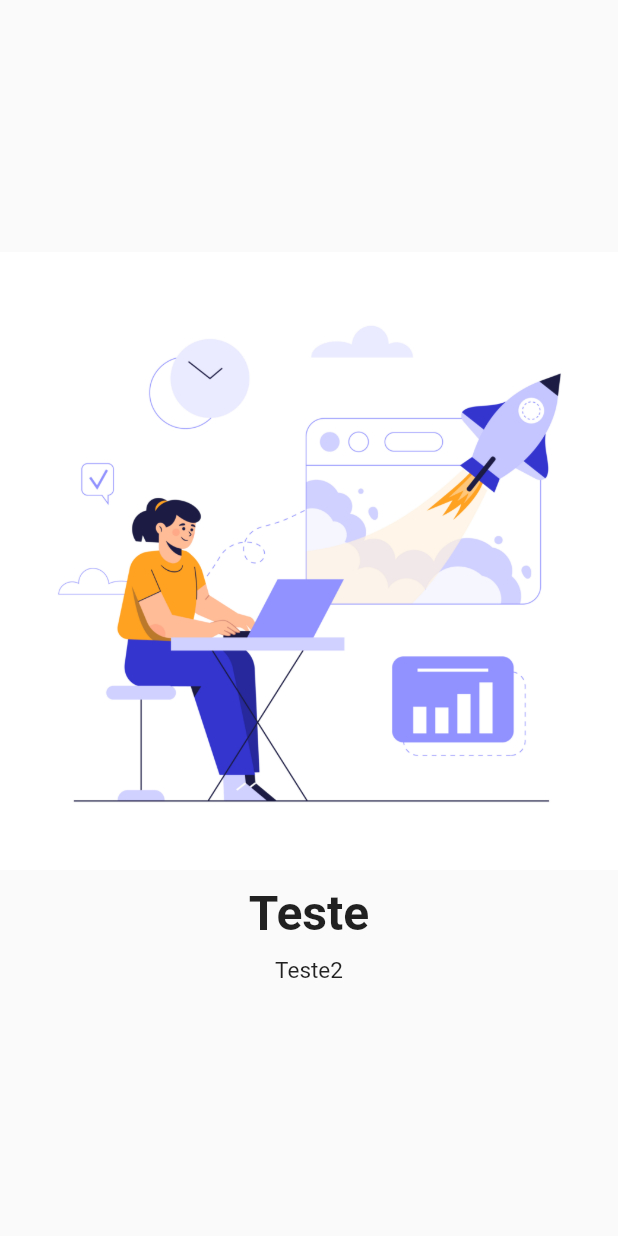
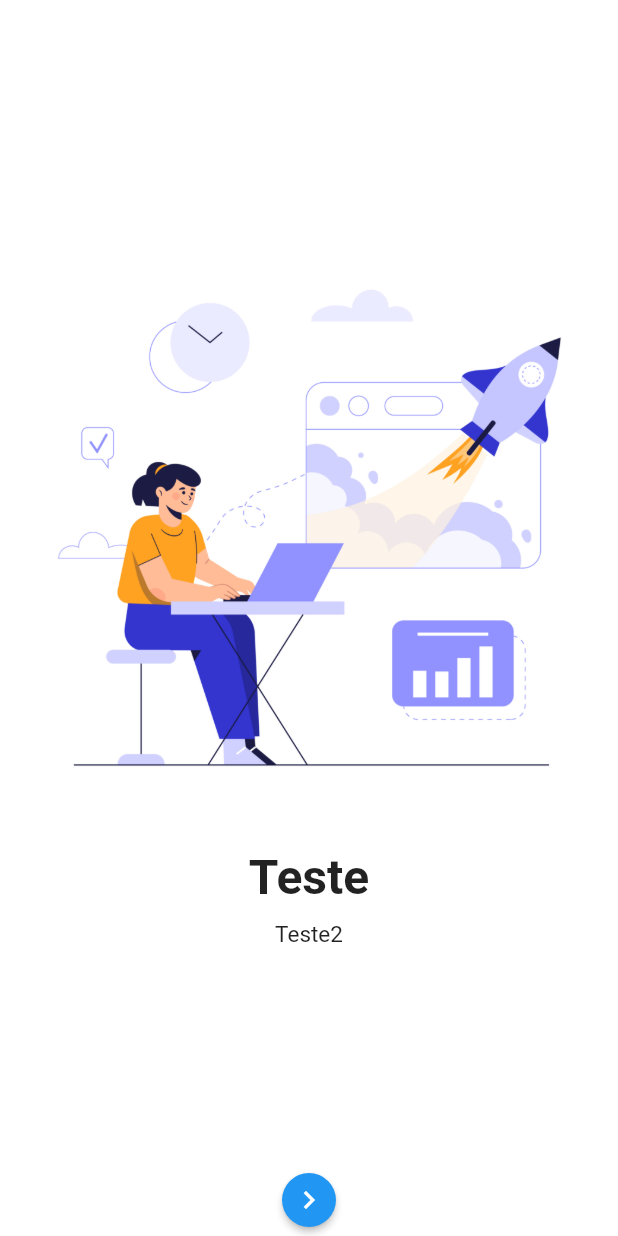
Before and after one commit to mrguisamuel/08-mobile-training, a Flutter app: the screen it shows after launch, on a phone screen of 412 x 824 dp. Run offline on Flutter 3.47's test engine with Material 2 defaults, Android fonts, the phone set to English and light mode, and no system bars.

Commit message:
feat[onboarding]: add page view & next button

```diff
--- a/madventure/lib/onboarding.dart
+++ b/madventure/lib/onboarding.dart
@@ -52,7 +52,7 @@ class OnboardPage extends StatelessWidget {
 }
 
 class _OnboardingState extends State<Onboarding> {
-  late PageController _pageController;
+  final _pageController = PageController(initialPage: 0);
 
   @override
   void dispose() {
@@ -66,11 +66,14 @@ class _OnboardingState extends State<Onboarding> {
     double screenHeight = MediaQuery.of(context).size.height;
 
     return Scaffold(
-      body: SafeArea(
-        child: Container(
-          width: screenWidth,
-          height: screenHeight,
+      body: Container(
+        color: Colors.white,
+        child: Column(
+          children: <Widget>[
+            Expanded(
+              flex: 1,
               child: PageView(
+                controller: _pageController,
                 children: <Widget>[
                   OnboardPage(
                     context: context,
@@ -78,9 +81,38 @@ class _OnboardingState extends State<Onboarding> {
                     urlImage: 'assets/images/onboarding-1.jpg',
                     title: 'Teste',
                     subtitle: 'Teste2'
+                  ),
+                  OnboardPage(
+                    context: context,
+                    color: Colors.green,
+                    urlImage: 'assets/images/onboarding-2.jpg',
+                    title: 'Teste3',
+                    subtitle: 'Teste4'
+                  ),
+                  OnboardPage(
+                    context: context,
+                    color: Colors.green,
+                    urlImage: 'assets/images/onboarding-3.jpg',
+                    title: 'Teste5',
+                    subtitle: 'Teste6'
+                  ),
+                ]
+              )
+            ),
+            ElevatedButton(
+              onPressed: () => _pageController.nextPage(
+                duration: const Duration(milliseconds: 200),
+                curve: Curves.easeInOut
+              ),
+              style: ElevatedButton.styleFrom(
+                shape: const CircleBorder()
+              ),
+              child: Icon(
+                Icons.navigate_next,
+                color: Colors.white
+              )
             )
           ]
-          )
         )
       )
     );
```
Lines whose indentation alone changed are shown as unchanged.
